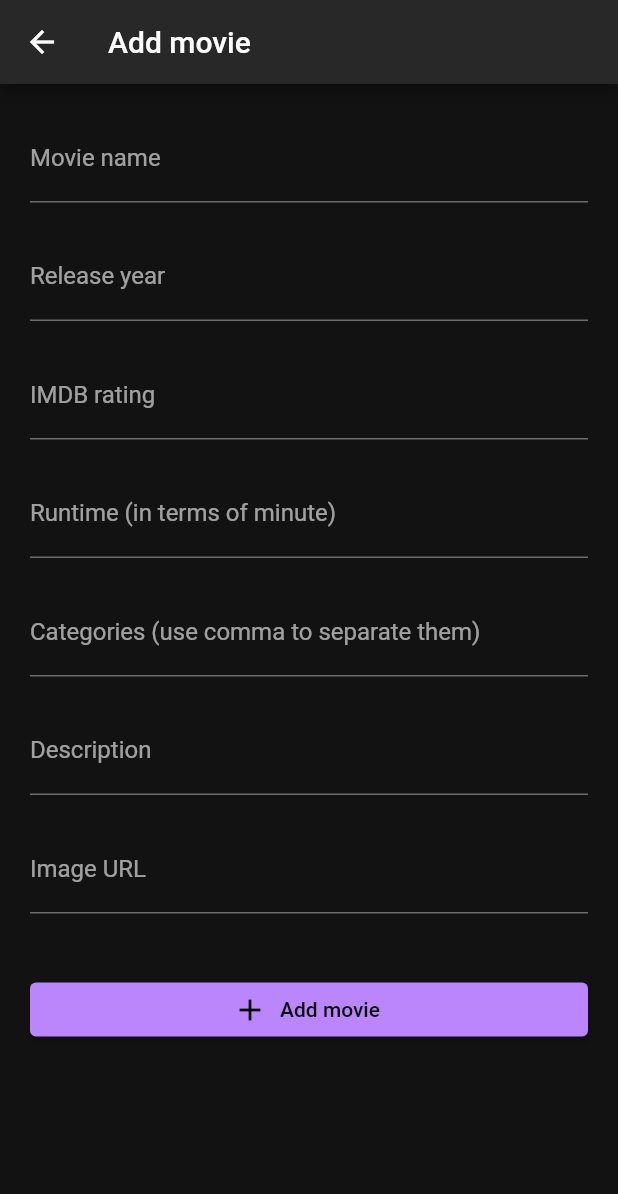
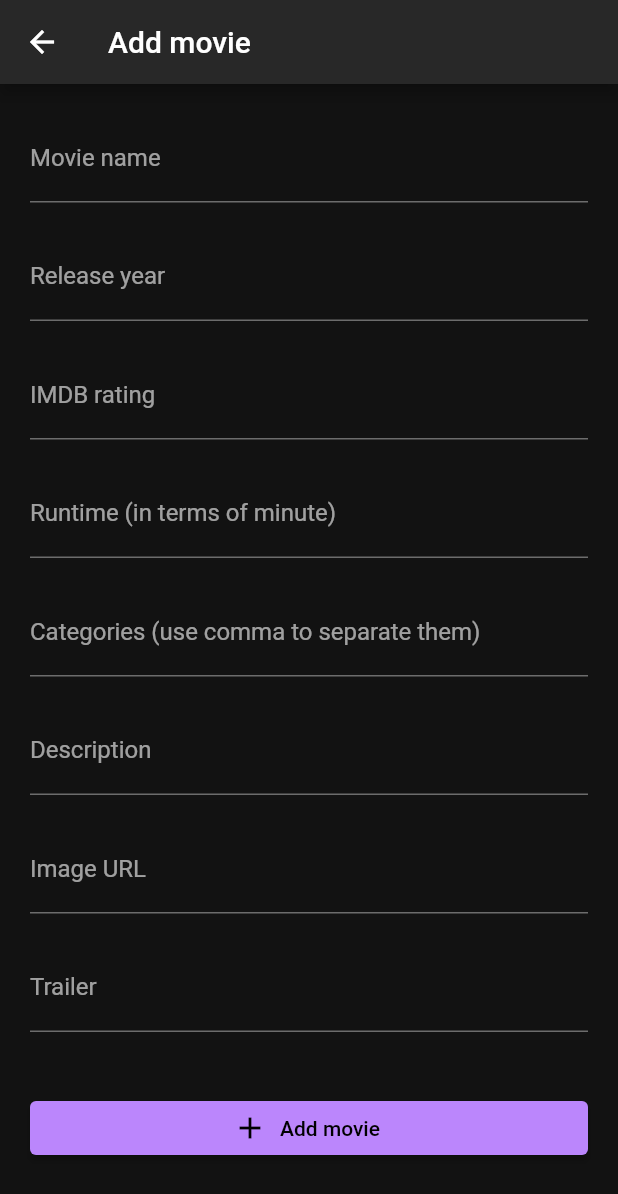
Before and after one commit to tozlukozmos/mmovie_flutter_app, a Flutter app: the AddMovie screen opened by its route, on a phone screen of 412 x 824 dp. Shown: the top 1194 px of the screen. Run offline on Flutter 3.47's test engine with Material 2 defaults, Android fonts, the phone set to English and light mode, and no system bars; our stand-ins replace cloud_firestore, firebase_auth, firebase_core, google_sign_in, share_plus; accounts and stored records are empty.

Commit message:
Trailer added

```diff
--- a/lib/views/add_movie.dart
+++ b/lib/views/add_movie.dart
@@ -23,7 +23,7 @@ class _AddMovie extends State<AddMovie> {
   final TextEditingController _categoriesController = TextEditingController();
   final TextEditingController _descriptionController = TextEditingController();
   final TextEditingController _imageController = TextEditingController();
-
+  final TextEditingController _trailerController = TextEditingController();
   Map<String, dynamic> _newMovie = {
     "name": "",
     "year": 0,
@@ -34,6 +34,7 @@ class _AddMovie extends State<AddMovie> {
     "wishlist": [],
     "description": "",
     "image": "",
+    "trailer": "",
   };
 
   @override
@@ -80,6 +81,11 @@ class _AddMovie extends State<AddMovie> {
                 label: "Image URL",
                 controller: _imageController,
               ),
+              const SizedBox(height: 20),
+              AppForm.appTextFormField(
+                label: "Trailer",
+                controller: _trailerController,
+              ),
               const SizedBox(height: 40),
               Row(
                 children: [
@@ -113,6 +119,7 @@ class _AddMovie extends State<AddMovie> {
           "wishlist": [],
           "description": _descriptionController.text,
           "image": _imageController.text,
+          "trailer": _trailerController.text,
         };
         await _movies
             .add(_newMovie)
@@ -156,6 +163,7 @@ class _AddMovie extends State<AddMovie> {
     _categoriesController.dispose();
     _descriptionController.dispose();
     _imageController.dispose();
+    _trailerController.dispose();
     super.dispose();
   }
 }
--- a/lib/views/edit_movie.dart
+++ b/lib/views/edit_movie.dart
@@ -19,7 +19,7 @@ class edit_movie extends StatelessWidget {
   final TextEditingController _categoriesController = TextEditingController();
   final TextEditingController _descriptionController = TextEditingController();
   final TextEditingController _imageController = TextEditingController();
-
+  final TextEditingController _trailerController = TextEditingController();
   @override
   Widget build(BuildContext context) {
     _movieNameController.text = movie["name"];
@@ -29,7 +29,7 @@ class edit_movie extends StatelessWidget {
     _categoriesController.text = getCategories(movie["categories"]);
     _descriptionController.text = movie["description"];
     _imageController.text = movie["image"];
-
+    _trailerController.text = movie["trailer"];
     return SafeArea(
       child: Scaffold(
         appBar: AppBar(
@@ -127,6 +127,11 @@ class edit_movie extends StatelessWidget {
                 label: "Image URL",
                 controller: _imageController,
               ),
+              const SizedBox(height: 20),
+              AppForm.appTextFormField(
+                label: "Trailer",
+                controller: _trailerController,
+              ),
               const SizedBox(height: 40),
               Row(
                 children: [
@@ -151,7 +156,8 @@ class edit_movie extends StatelessWidget {
                                   .map((e) => e.trim())
                                   .toList(),
                               'description': _descriptionController.text,
-                              'image': _imageController.text
+                              'image': _imageController.text,
+                              'trailer': _trailerController.text
                             })
                             .then(
                               (value) => {
```
